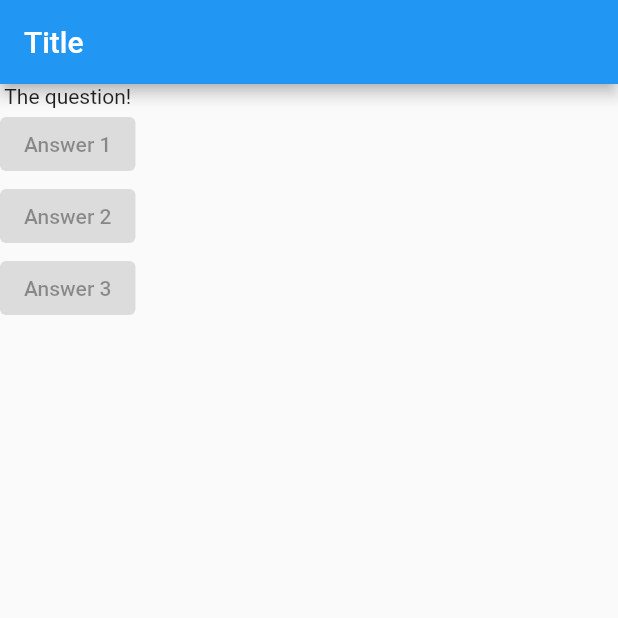
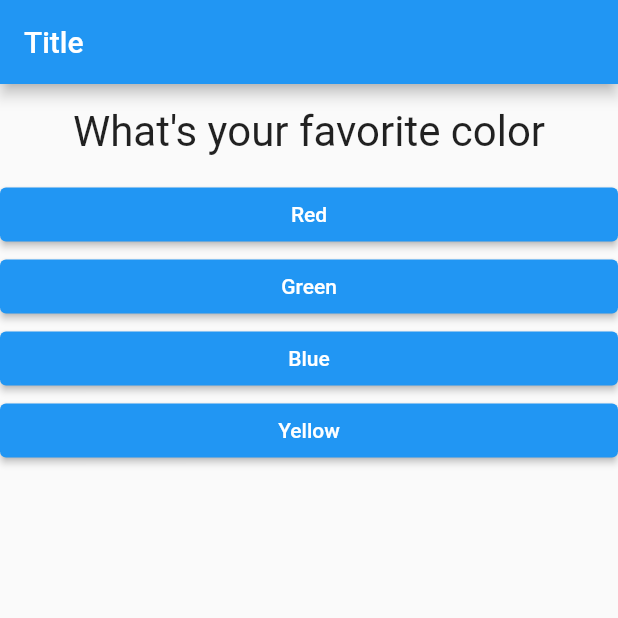
Before and after one commit to muzzammilshahid/Hello-Fluter, a Flutter app: the screen it shows after launch, on a phone screen of 412 x 824 dp, the top half of it. Run offline on Flutter 3.47's test engine with Material 2 defaults, Android fonts, the phone set to English and light mode, and no system bars.

```diff
--- /dev/null
+++ b/lib/answer.dart
@@ -0,0 +1,21 @@
+import 'package:flutter/material.dart';
+
+class Answer extends StatelessWidget {
+  final Function() selectHandler;
+  final String answer;
+
+  const Answer(this.selectHandler, this.answer, {Key? key}) : super(key: key);
+
+  @override
+  Widget build(BuildContext context) {
+    return Container(
+      width: double.infinity,
+      child: ElevatedButton(
+        onPressed: selectHandler,
+        child: Text(answer),
+        style:
+            ElevatedButton.styleFrom(primary: Theme.of(context).primaryColor),
+      ),
+    );
+  }
+}
--- a/lib/main.dart
+++ b/lib/main.dart
@@ -1,29 +1,64 @@
 import 'package:flutter/material.dart';
+import 'package:hello_flutter/answer.dart';
+import 'package:hello_flutter/question.dart';
 
 void main() => runApp(const MyApp());
 
-class MyApp extends StatelessWidget {
+class MyApp extends StatefulWidget {
   const MyApp({Key? key}) : super(key: key);
 
   @override
+  State<StatefulWidget> createState() {
+    // TODO: implement createState
+    return _MyAppState();
+  }
+}
+
+class _MyAppState extends State<MyApp> {
+  var _questionIndex = 0;
+
+  void _answerQuestion() {
+    setState(() {
+      _questionIndex = _questionIndex + 1;
+    });
+  }
+
+  @override
   Widget build(BuildContext context) {
-    var questions = [
-      "What's your favorite color",
-      "What's your favorite animal",
+    const questions = [
+      {
+        'question': "What's your favorite color",
+        'answers': ['Red', 'Green', 'Blue', 'Yellow']
+      },
+      {
+        'question': "What's your favorite animal",
+        'answers': ['dog', 'cat', 'rabbit']
+      },
+      {
+        'question': "What's your favorite color",
+        'answers': ['Red', 'Green', 'Blue', 'Yellow']
+      },
     ];
     return MaterialApp(
       home: Scaffold(
         appBar: AppBar(
           title: const Text('Title'),
         ),
-        body: Column(
-          children: const [
-            Text("The question!"),
-            ElevatedButton(onPressed: null, child: Text("Answer 1")),
-            ElevatedButton(onPressed: null, child: Text("Answer 2")),
-            ElevatedButton(onPressed: null, child: Text("Answer 3")),
-          ],
-        ),
+        body: _questionIndex < questions.length
+            ? Column(
+                children: [
+                  Question(
+                    questions[_questionIndex]['question'].toString(),
+                  ),
+                  ...(questions[_questionIndex]['answers'] as List<String>)
+                      .map((answer) {
+                    return Answer(_answerQuestion, answer);
+                  })
+                ],
+              )
+            : Center(
+                child: Text('You did it'),
+              ),
       ),
     );
   }
--- /dev/null
+++ b/lib/question.dart
@@ -0,0 +1,19 @@
+import 'package:flutter/material.dart';
+
+class Question extends StatelessWidget {
+  final String questionText;
+
+  const Question(this.questionText, {Key? key}) : super(key: key);
+
+  @override
+  Widget build(BuildContext context) {
+    return Container(
+        width: double.infinity,
+        margin: const EdgeInsets.all(15),
+        child: Text(
+          questionText,
+          style: const TextStyle(fontSize: 28),
+          textAlign: TextAlign.center,
+        ));
+  }
+}
```
